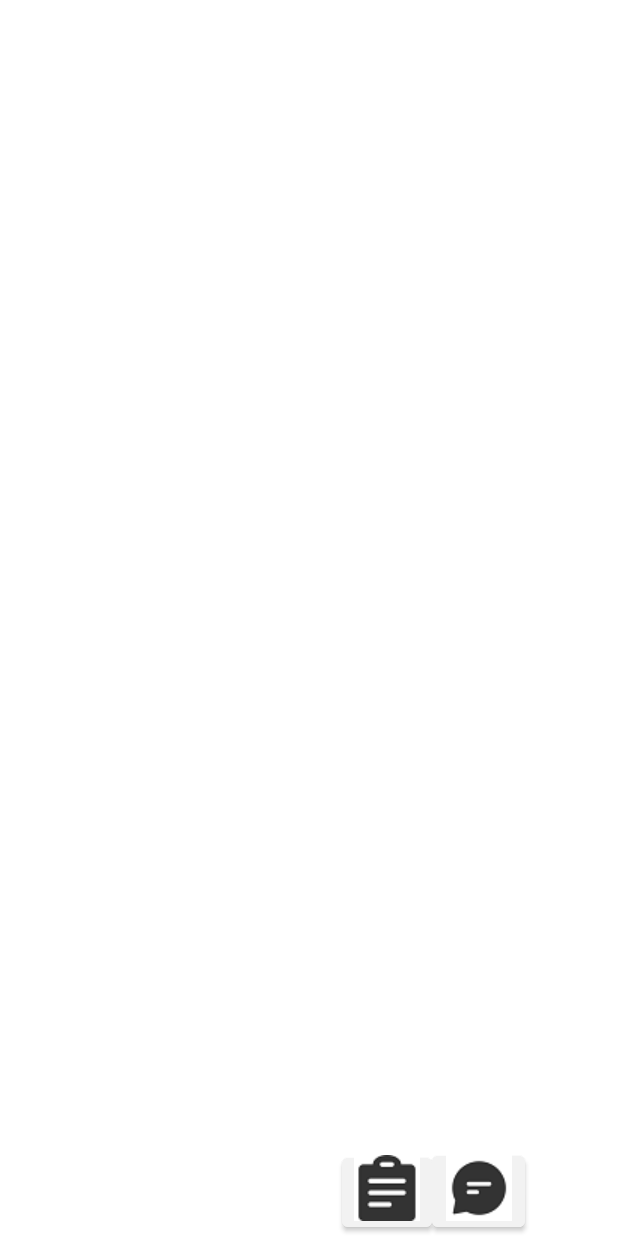
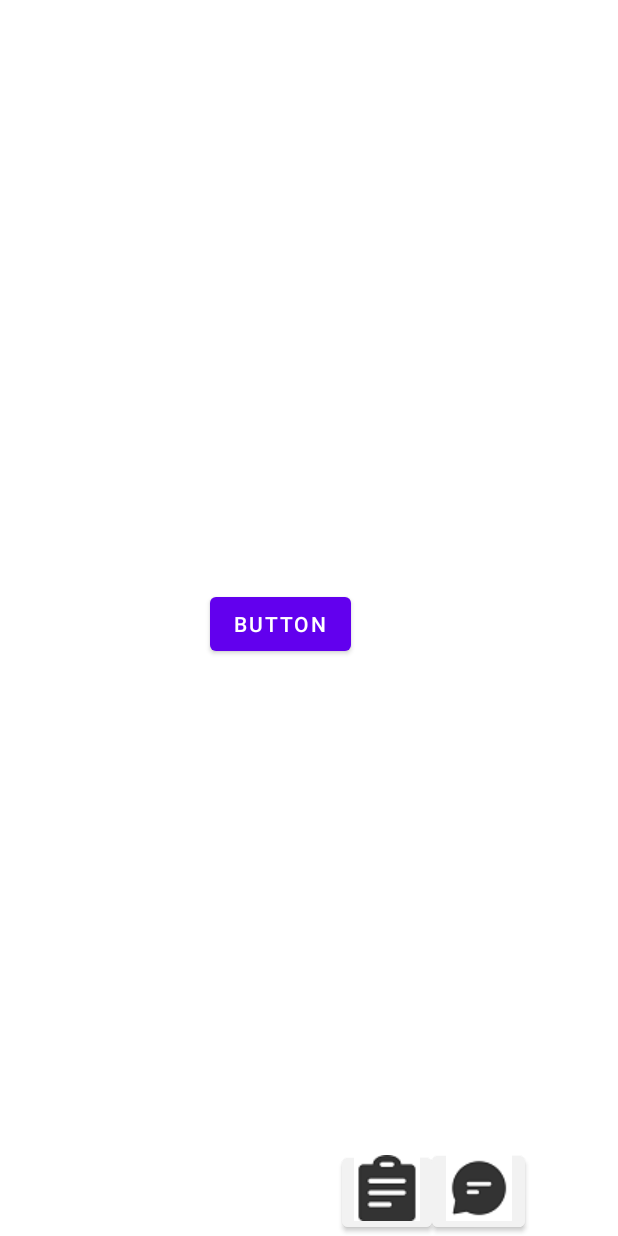
Before and after one commit to GY-code/Escape-Master, an Android app: the PlayActivity screen opened directly, with no data from a screen before it, on a phone screen of 412 x 824 dp. Run offline under Robolectric (Android 15) with nearby library versions, the phone set to English and light mode, and no system bars; libraries missing offline, so code that uses them is left out: com.alibaba.fastjson.

Commit message:
okhttp登陆注册定位

```diff
--- a/Applicationtest001/app/src/main/java/com/example/applicationtest001/InforActivity.java
+++ b/Applicationtest001/app/src/main/java/com/example/applicationtest001/InforActivity.java
@@ -47,7 +47,6 @@ public class InforActivity extends AppCompatActivity {
                 SharedPreferences settings=getSharedPreferences("setting",0);
                 String phone_number= settings.getString("ph","");
                 String password=settings.getString("password","");
-                settings.edit().clear().commit();
                 if(username.equals("") || information.equals("")){
                     Toast.makeText(InforActivity.this,"用户信息不完整",Toast.LENGTH_SHORT).show();
                 }
--- a/Applicationtest001/app/src/main/java/com/example/applicationtest001/MainActivity.java
+++ b/Applicationtest001/app/src/main/java/com/example/applicationtest001/MainActivity.java
@@ -89,7 +89,11 @@ public class MainActivity extends AppCompatActivity {
                                 {
 
                                     Toast.makeText(MainActivity.this, "登陆成功", Toast.LENGTH_SHORT).show();
-
+                                    SharedPreferences settings=getSharedPreferences("setting",0);
+                                    SharedPreferences.Editor editor=settings.edit();
+                                    editor.putString("ph",username);
+                                    editor.putString("password",password);
+                                    editor.commit();
                                     Intent i = new Intent(MainActivity.this,MainpageActivity.class);
                                     startActivity(i);
 
--- a/Applicationtest001/app/src/main/res/layout/activity_play.xml
+++ b/Applicationtest001/app/src/main/res/layout/activity_play.xml
@@ -26,4 +26,15 @@
         android:drawableBottom="@drawable/chat"
         app:layout_constraintBottom_toBottomOf="parent"
         app:layout_constraintStart_toEndOf="@+id/button" />
+
+    <Button
+        android:id="@+id/button13"
+        android:layout_width="wrap_content"
+        android:layout_height="wrap_content"
+        android:layout_marginStart="140dp"
+        android:layout_marginLeft="140dp"
+        android:layout_marginBottom="384dp"
+        android:text="Button"
+        app:layout_constraintBottom_toBottomOf="parent"
+        app:layout_constraintStart_toStartOf="parent" />
 </androidx.constraintlayout.widget.ConstraintLayout>
```
Also changed, not shown: Applicationtest001/app/src/main/java/com/example/applicationtest001/PlayActivity.java (+39 -0 lines).
